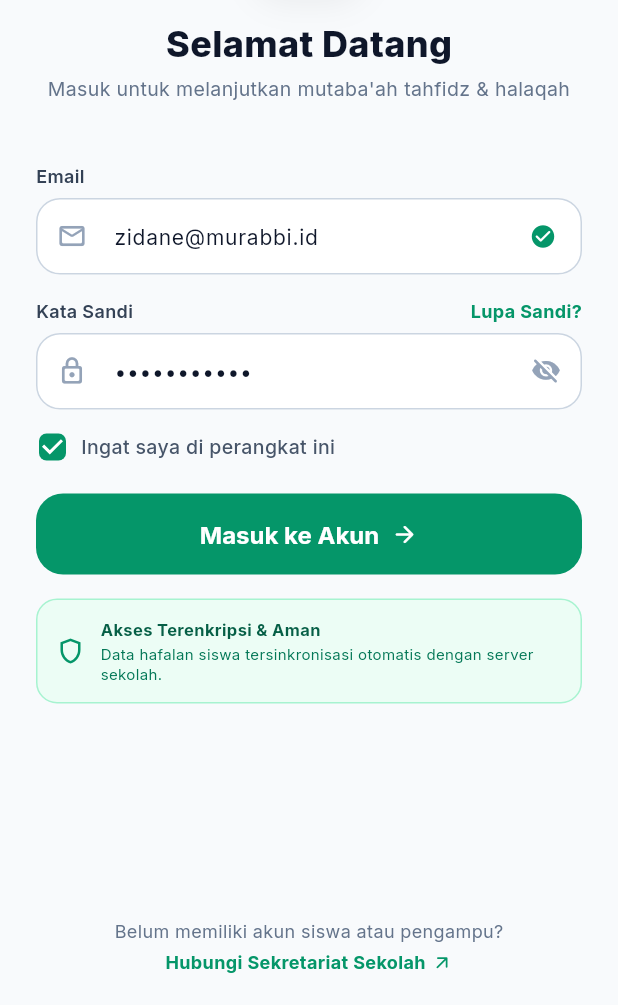
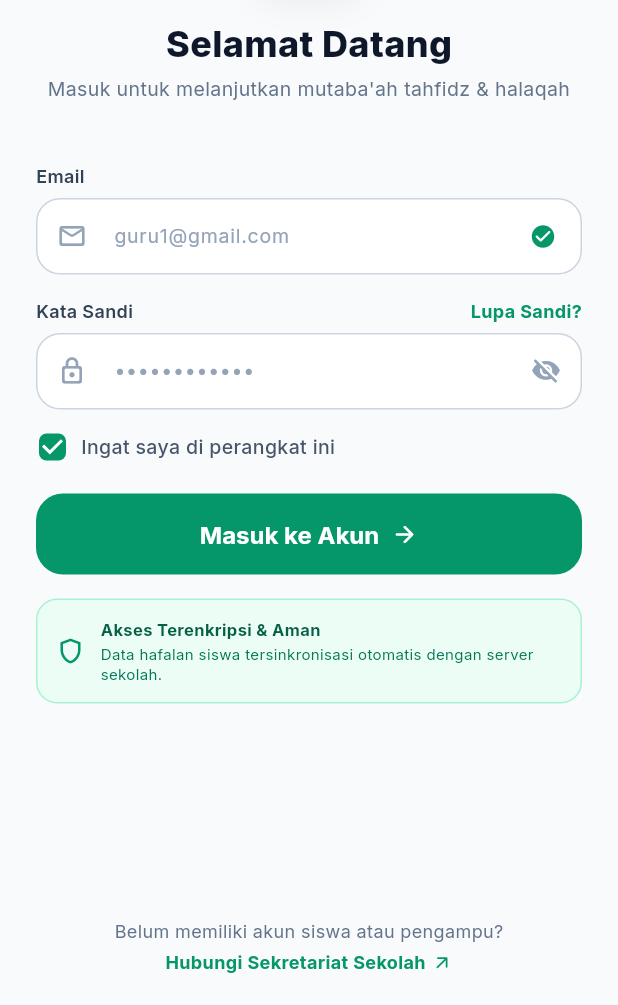
Before and after one commit to syarifat/murabbi-mobile, a Flutter app: the screen it shows after launch, after a tap on "Mulai Sekarang", on a phone screen of 412 x 824 dp, the part 231-1236 px from its top. Run offline on Flutter 3.47's test engine with Material 3 defaults, Android fonts, the light colour scheme and no system bars; our stand-ins replace dio, google_fonts, loading_animation_widget, shared_preferences; network calls fail.

Commit message:
refactor: rebrand app to Murobbi-Qu, update package identifier, and clear default login credentials

```diff
--- a/lib/features/admin/kelola_pengguna_screen.dart
+++ b/lib/features/admin/kelola_pengguna_screen.dart
@@ -188,13 +188,13 @@ class _KelolaPenggunaScreenState extends State<KelolaPenggunaScreen> {
                 const SizedBox(height: 8),
                 AppTextField(
                   label: 'NAMA LENGKAP & GELAR',
-                  hint: 'Ahmad Zulkifli, S.Pd',
+                  hint: 'Nama Guru / Admin',
                   controller: _nameCtrl,
                 ),
                 const SizedBox(height: 12),
                 AppTextField(
                   label: 'EMAIL LOGIN',
-                  hint: 'zulkifli@sekolah.ac.id',
+                  hint: 'guru1@gmail.com',
                   controller: _emailCtrl,
                 ),
                 const SizedBox(height: 12),
--- a/lib/features/auth/login_screen.dart
+++ b/lib/features/auth/login_screen.dart
@@ -19,10 +19,8 @@ class LoginScreen extends StatefulWidget {
 }
 
 class _LoginScreenState extends State<LoginScreen> {
-  final _emailController = TextEditingController(
-    text: 'zidane@murabbi.id',
-  );
-  final _passwordController = TextEditingController(text: 'password123');
+  final _emailController = TextEditingController();
+  final _passwordController = TextEditingController();
   bool _rememberMe = true;
   bool _obscurePassword = true;
   bool _isLoading = false;
@@ -143,7 +141,7 @@ class _LoginScreenState extends State<LoginScreen> {
           crossAxisAlignment: CrossAxisAlignment.start,
           children: [
             Text(
-              'Murabbi App digunakan oleh Guru, Wali Siswa, dan Pengelola Lembaga. Jika Anda memerlukan akun atau mengalami kendala masuk:',
+              'Murobbi-Qu digunakan oleh Guru, Wali Siswa, dan Pengelola Lembaga. Jika Anda memerlukan akun atau mengalami kendala masuk:',
               style: GoogleFonts.inter(fontSize: 13, color: AppColors.mid, height: 1.4),
             ),
             const SizedBox(height: 14),
@@ -443,7 +441,7 @@ class _LoginScreenState extends State<LoginScreen> {
                                   color: AppColors.dark,
                                 ),
                                 decoration: InputDecoration(
-                                  hintText: 'nama@sekolah.id',
+                                  hintText: 'guru1@gmail.com',
                                   filled: true,
                                   fillColor: Colors.white,
                                   prefixIcon: const Icon(
--- a/lib/features/auth/welcome_screen.dart
+++ b/lib/features/auth/welcome_screen.dart
@@ -186,7 +186,7 @@ class WelcomeScreen extends StatelessWidget {
                             mainAxisAlignment: MainAxisAlignment.center,
                             children: [
                               Text(
-                                'MURABBI',
+                                'MUROBBI-QU',
                                 style: GoogleFonts.inter(
                                   fontSize: 28,
                                   fontWeight: FontWeight.w900,
@@ -359,7 +359,7 @@ class WelcomeScreen extends StatelessWidget {
 
                           // Footer Tag
                           Text(
-                            'Murabbi v1.0 · Sekolah Digital Ecosystem',
+                            'Murobbi-Qu v1.0 · Sekolah Digital Ecosystem',
                             style: GoogleFonts.inter(
                               fontSize: 11,
                               color: AppColors.sub,
--- a/lib/main.dart
+++ b/lib/main.dart
@@ -14,17 +14,17 @@ import 'features/ortu/ortu_main_nav.dart';
 Future<void> main() async {
   WidgetsFlutterBinding.ensureInitialized();
   await ApiEndpoints.loadBaseUrl();
-  runApp(const MurabbiApp());
+  runApp(const MurobbiQuApp());
 }
 
-class MurabbiApp extends StatelessWidget {
-  const MurabbiApp({super.key});
+class MurobbiQuApp extends StatelessWidget {
+  const MurobbiQuApp({super.key});
 
   @override
   Widget build(BuildContext context) {
     return MaterialApp(
       navigatorKey: ApiClient.navigatorKey,
-      title: 'Murabbi App',
+      title: 'Murobbi-Qu',
       debugShowCheckedModeBanner: false,
       theme: AppTheme.lightTheme,
       builder: (context, child) {
@@ -93,7 +93,7 @@ class _StartupGate extends StatelessWidget {
                   ),
                   const SizedBox(height: 20),
                   Text(
-                    'Murabbi App',
+                    'Murobbi-Qu',
                     style: GoogleFonts.inter(
                       fontSize: 24,
                       fontWeight: FontWeight.w800,
--- a/lib/widgets/app_info_dialogs.dart
+++ b/lib/widgets/app_info_dialogs.dart
@@ -37,7 +37,7 @@ void showPrivacyPolicyDialog(BuildContext context) {
             ),
             const SizedBox(height: 6),
             Text(
-              'Murabbi App berkomitmen untuk menjaga keamanan dan kerahasiaan data pribadi pengguna, siswa, serta guru dengan standar keamanan terbaik.',
+              'Murobbi-Qu berkomitmen untuk menjaga keamanan dan kerahasiaan data pribadi pengguna, siswa, serta guru dengan standar keamanan terbaik.',
               style: GoogleFonts.inter(fontSize: 12, color: AppColors.muted, height: 1.4),
             ),
             const SizedBox(height: 12),
@@ -112,7 +112,7 @@ void showHelpSupportDialog(BuildContext context) {
             style: GoogleFonts.inter(fontSize: 12, color: AppColors.muted),
           ),
           const SizedBox(height: 16),
-          _buildContactRow(Icons.email_outlined, 'Email Support', 'support@murabbi.id'),
+          _buildContactRow(Icons.email_outlined, 'Email Support', 'support.murobbiqu@gmail.com'),
           const SizedBox(height: 10),
           _buildContactRow(Icons.chat_outlined, 'WhatsApp Admin', '+62 812-3456-7890'),
           const SizedBox(height: 10),
```
Also changed, not shown: lib/features/admin/master_pengguna_screen.dart (+6 -6 lines), lib/features/admin/master_santri_screen.dart (+5 -5 lines), 15 other files.
